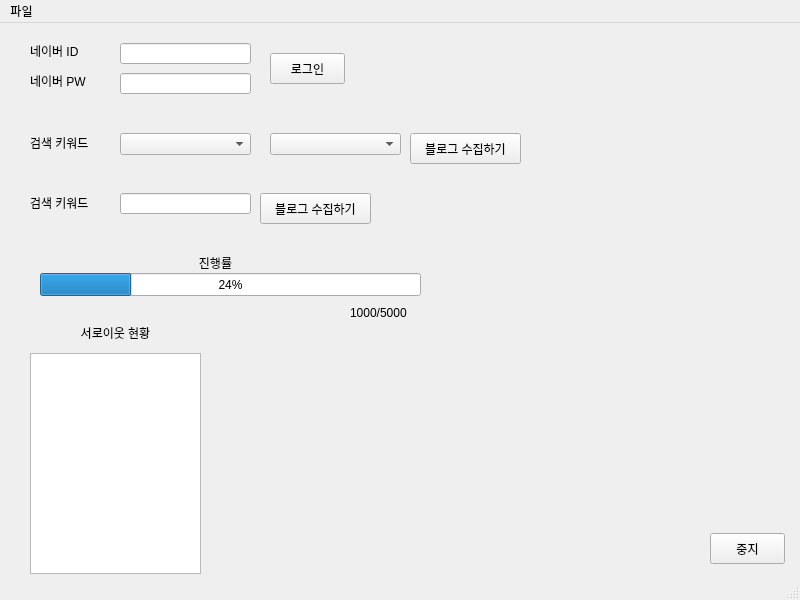
Old version of the form TestUi.ui in the repository jae-heo/blog-manager.
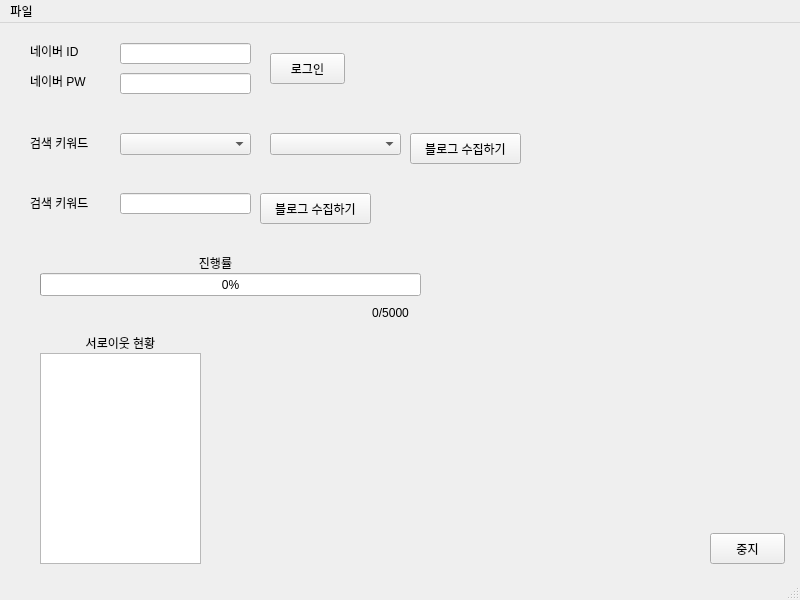
New version of the form.

Commit message: 01/08 01:55 수정

```diff
--- a/TestUi.ui
+++ b/TestUi.ui
@@ -164,41 +164,34 @@
      </rect>
     </property>
     <property name="value">
-     <number>24</number>
+     <number>0</number>
     </property>
    </widget>
    <widget class="QLabel" name="neighbor_request_percent">
     <property name="geometry">
      <rect>
-      <x>350</x>
+      <x>360</x>
       <y>280</y>
       <width>61</width>
       <height>20</height>
      </rect>
     </property>
     <property name="text">
-     <string>1000/5000</string>
+     <string>0/5000</string>
     </property>
-   </widget>
-   <widget class="QPlainTextEdit" name="neighbor_request_current_situation">
-    <property name="geometry">
-     <rect>
-      <x>30</x>
-      <y>330</y>
-      <width>171</width>
-      <height>221</height>
-     </rect>
+    <property name="scaledContents">
+     <bool>false</bool>
     </property>
-    <property name="plainText">
-     <string/>
+    <property name="alignment">
+     <set>Qt::AlignCenter</set>
     </property>
    </widget>
    <widget class="QLabel" name="neighbor_request_message_labe_4">
     <property name="geometry">
      <rect>
-      <x>30</x>
-      <y>300</y>
-      <width>171</width>
+      <x>40</x>
+      <y>310</y>
+      <width>161</width>
       <height>20</height>
      </rect>
     </property>
@@ -254,6 +247,16 @@
      <string>블로그 수집하기</string>
     </property>
    </widget>
+   <widget class="QListView" name="neighbor_request_current_listView">
+    <property name="geometry">
+     <rect>
+      <x>40</x>
+      <y>330</y>
+      <width>161</width>
+      <height>211</height>
+     </rect>
+    </property>
+   </widget>
   </widget>
   <widget class="QMenuBar" name="menubar">
    <property name="geometry">
```
Left out of the diff: 2 changed lines with no effect on the pictures. The commit also changes 2 other files.
